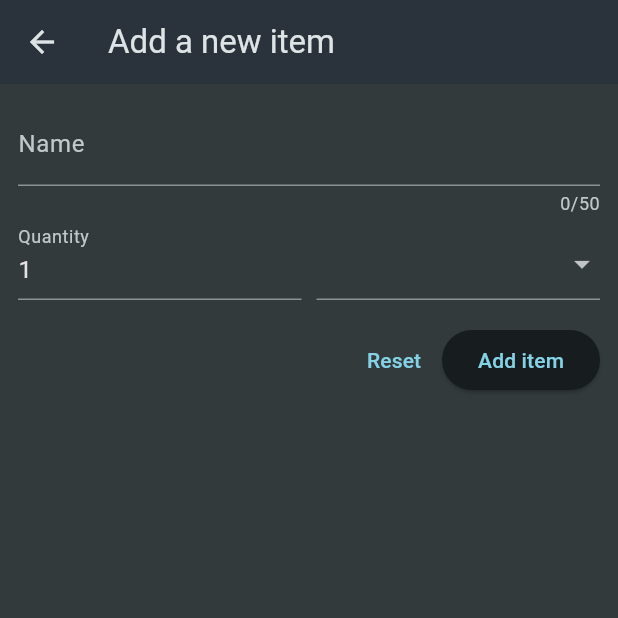
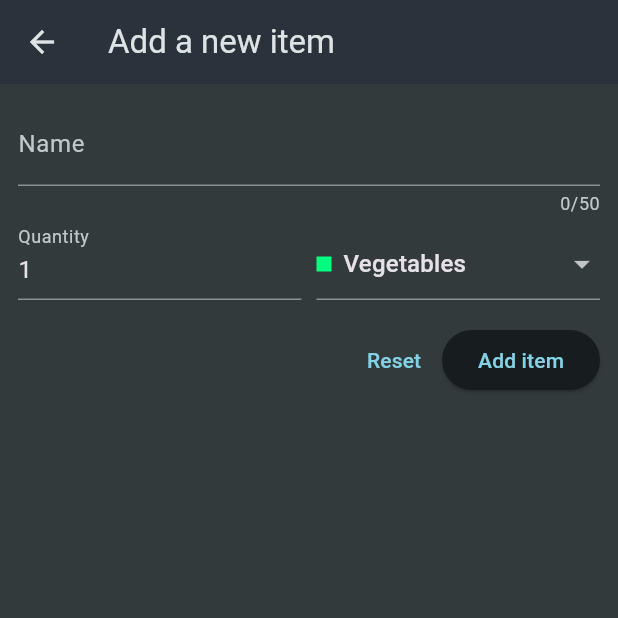
Before and after one commit to balayogigmcs/shopping, a Flutter app: the screen it shows after launch, after a tap on the "add" icon, on a phone screen of 412 x 824 dp, the top half of it. Run offline on Flutter 3.47's test engine with Material 3 defaults, Android fonts, the phone set to English and light mode, and no system bars.

Commit message:
passing data between Screens

```diff
--- a/lib/widgets/grocery_list.dart
+++ b/lib/widgets/grocery_list.dart
@@ -1,5 +1,5 @@
 import 'package:flutter/material.dart';
-import 'package:shopping/data/dummy_items.dart';
+import 'package:shopping/models/grocery_item.dart';
 import 'package:shopping/widgets/newitem.dart';
 
 class GroceryList extends StatefulWidget {
@@ -10,31 +10,58 @@ class GroceryList extends StatefulWidget {
 }
 
 class _GroceryListState extends State<GroceryList> {
+  final List<GroceryItem> _groceryItems = [];
 
-  void _addItem(){
-    Navigator.of(context).push(MaterialPageRoute(builder: (ctx) => const NewItem()));
+  void _addItem() async {
+    final newItem = await Navigator.of(context).push<GroceryItem>(
+        MaterialPageRoute(builder: (ctx) => const NewItem()));
     // remember as here statefulwidget , noneed of adding context in _addItem()
     // if it statelessWidget as doesnot know about context so instead we write here _addItem()
+
+    if (newItem == null) {
+      return;
+    }
+    setState(() {
+      _groceryItems.add(newItem);
+    });
+  }
+
+  void _removeItem(GroceryItem item) {
+    setState(() {
+      _groceryItems.remove(item);
+    });
   }
 
   @override
   Widget build(BuildContext context) {
+    Widget content = const Center(child: Text('No Items added yet!'));
+
+    if (_groceryItems.isNotEmpty) {
+      content = ListView.builder(
+          itemCount: _groceryItems.length,
+          itemBuilder: (ctx, index) => Dismissible(
+                onDismissed: (direction) {
+                  _removeItem(_groceryItems[index]);
+                },
+                key: ValueKey(_groceryItems[index].id),
+                child: ListTile(
+                  title: Text(_groceryItems[index].name),
+                  leading: Container(
+                    height: 24,
+                    width: 24,
+                    color: _groceryItems[index].category.color,
+                  ),
+                  trailing: Text(_groceryItems[index].quantity.toString()),
+                ),
+              ));
+    }
+
     return Scaffold(
       appBar: AppBar(
         title: const Text('Your Groceries'),
         actions: [IconButton(onPressed: _addItem, icon: const Icon(Icons.add))],
       ),
-      body: ListView.builder(
-          itemCount: groceryItems.length,
-          itemBuilder: (ctx, index) => ListTile(
-                title: Text(groceryItems[index].name),
-                leading: Container(
-                  height: 24,
-                  width: 24,
-                  color: groceryItems[index].category.color,
-                ),
-                trailing: Text(groceryItems[index].quantity.toString()),
-              )),
+      body: content,
     );
   }
 }
--- a/lib/widgets/newitem.dart
+++ b/lib/widgets/newitem.dart
@@ -1,5 +1,7 @@
 import 'package:flutter/material.dart';
 import 'package:shopping/data/categories.dart';
+import 'package:shopping/models/category.dart';
+import 'package:shopping/models/grocery_item.dart';
 
 class NewItem extends StatefulWidget {
   const NewItem({super.key});
@@ -11,11 +13,21 @@ class NewItem extends StatefulWidget {
 }
 
 class _NewItemState extends State<NewItem> {
+  var _enteredName = '';
+  var _enteredQuantity = 1;
+  var _selectedCategory = categories[Categories.vegetables]!;
 
   final _formKey = GlobalKey<FormState>();
 
-  void _saveItem(){
-    _formKey.currentState!.validate();
+  void _saveItem() {
+    if (_formKey.currentState!.validate()) {
+      _formKey.currentState!.save();
+      Navigator.of(context).pop(GroceryItem(
+          id: DateTime.now().toString(),
+          name: _enteredName,
+          quantity: _enteredQuantity,
+          category: _selectedCategory));
+    }
   }
 
   Widget build(BuildContext context) {
@@ -41,6 +53,9 @@ class _NewItemState extends State<NewItem> {
                   }
                   return null;
                 },
+                onSaved: (value) {
+                  _enteredName = value!;
+                },
               ),
               Row(
                 crossAxisAlignment: CrossAxisAlignment.end,
@@ -49,15 +64,19 @@ class _NewItemState extends State<NewItem> {
                     child: TextFormField(
                       decoration:
                           const InputDecoration(label: Text('Quantity')),
-                      initialValue: "1",
+                      initialValue: _enteredQuantity.toString(),
                       keyboardType: TextInputType.number,
                       validator: (value) {
                         if (value == null ||
                             value.isEmpty ||
-                      int.tryParse(value) == null || int.tryParse(value)! <= 0) {
+                            int.tryParse(value) == null ||
+                            int.tryParse(value)! <= 0) {
                           return 'Must be a valid , Positive number';
                         }
                         return null;
+                      },
+                      onSaved: (value) {
+                        _enteredQuantity = int.parse(value!);
                       },
                     ),
                   ),
@@ -65,7 +84,9 @@ class _NewItemState extends State<NewItem> {
                     width: 10,
                   ),
                   Expanded(
-                    child: DropdownButtonFormField(items: [
+                    child: DropdownButtonFormField(
+                        value: _selectedCategory,
+                        items: [
                           for (final category in categories.entries)
                             DropdownMenuItem(
                               value: category.value,
@@ -83,7 +104,10 @@ class _NewItemState extends State<NewItem> {
                                 ],
                               ),
                             )
-                    ], onChanged: (value) {}),
+                        ],
+                        onChanged: (value) {
+                          _selectedCategory = value!;
+                        }),
                   ),
                 ],
               ),
@@ -93,9 +117,11 @@ class _NewItemState extends State<NewItem> {
               Row(
                 mainAxisAlignment: MainAxisAlignment.end,
                 children: [
-                  TextButton(onPressed: () {
+                  TextButton(
+                      onPressed: () {
                         _formKey.currentState!.reset();
-                  }, child: const Text('Reset')),
+                      },
+                      child: const Text('Reset')),
                   ElevatedButton(
                       onPressed: _saveItem, child: const Text('Add item')),
                 ],
```
Lines whose indentation alone changed are shown as unchanged.
